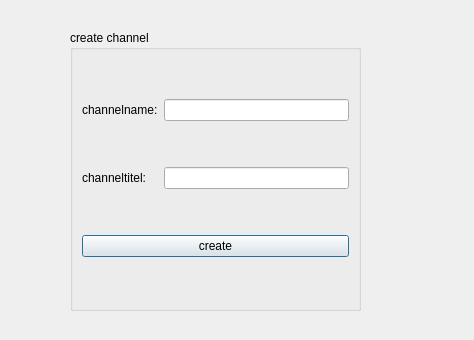
Above: createchannel.ui from Maedeh01/Ap-project before the change. Below: the same form after it.
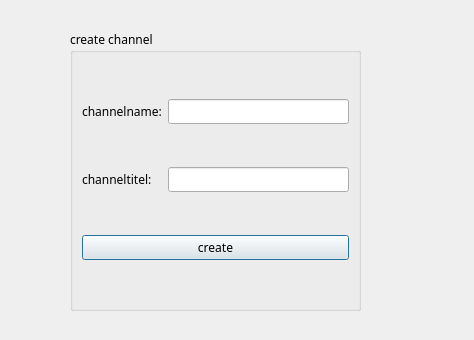
That is the form after the change.

The edit to the form file:
```diff
--- a/createchannel.ui
+++ b/createchannel.ui
@@ -22,12 +22,22 @@
      <height>281</height>
     </rect>
    </property>
+   <property name="font">
+    <font>
+     <family>MV Boli</family>
+    </font>
+   </property>
    <property name="title">
     <string>create channel</string>
    </property>
    <layout class="QGridLayout" name="gridLayout">
     <item row="0" column="0">
      <widget class="QLabel" name="label">
+      <property name="font">
+       <font>
+        <family>MV Boli</family>
+       </font>
+      </property>
       <property name="text">
        <string>channelname:</string>
       </property>
```
